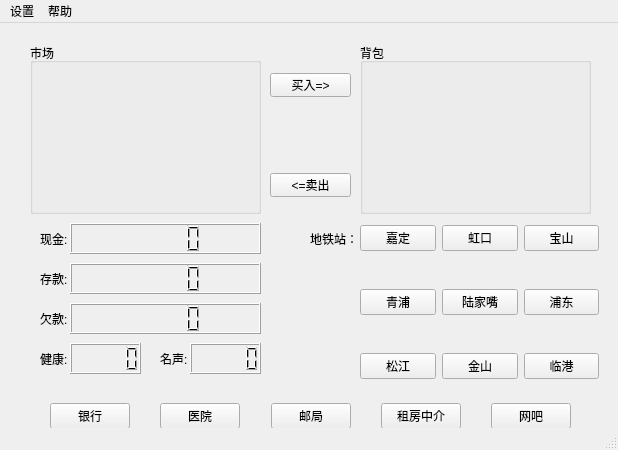
wwwxyz123/shanghaifusheng, file mainwindow.ui: the form before one commit.
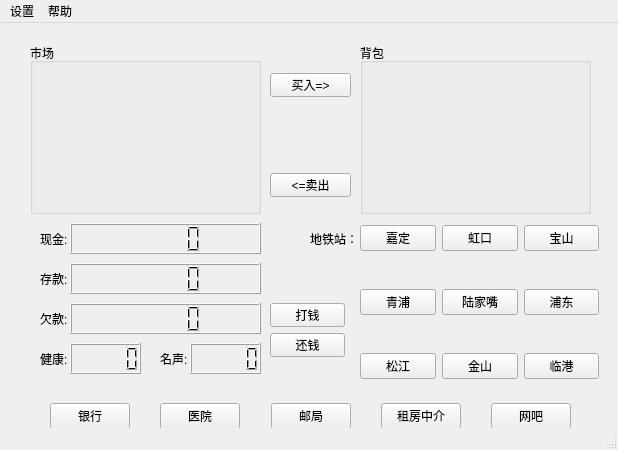
The form after the commit.

Commit message: 优化了lcd显示器位数，增加了两个调试按钮

The edit to the form file:
```diff
--- a/mainwindow.ui
+++ b/mainwindow.ui
@@ -394,6 +394,32 @@
      <string>地铁站：</string>
     </property>
    </widget>
+   <widget class="QPushButton" name="pushButton_17">
+    <property name="geometry">
+     <rect>
+      <x>270</x>
+      <y>280</y>
+      <width>75</width>
+      <height>24</height>
+     </rect>
+    </property>
+    <property name="text">
+     <string>打钱</string>
+    </property>
+   </widget>
+   <widget class="QPushButton" name="pushButton_18">
+    <property name="geometry">
+     <rect>
+      <x>270</x>
+      <y>310</y>
+      <width>75</width>
+      <height>24</height>
+     </rect>
+    </property>
+    <property name="text">
+     <string>还钱</string>
+    </property>
+   </widget>
   </widget>
   <widget class="QMenuBar" name="menubar">
    <property name="geometry">
```
The commit also changes 5 other files.
